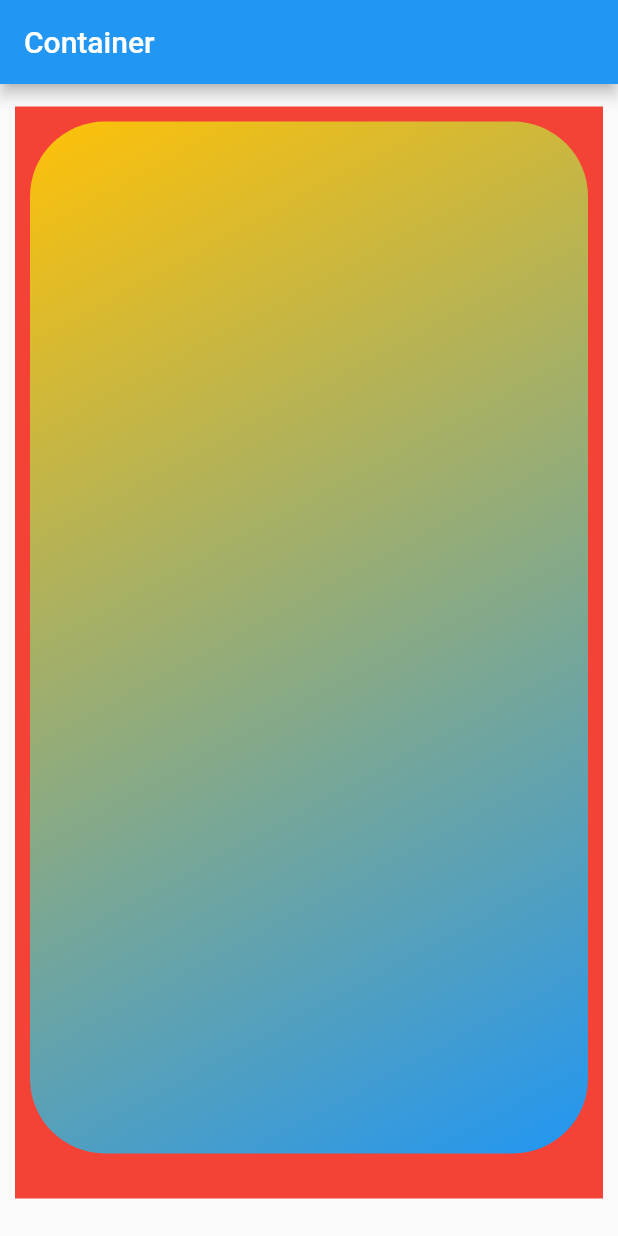
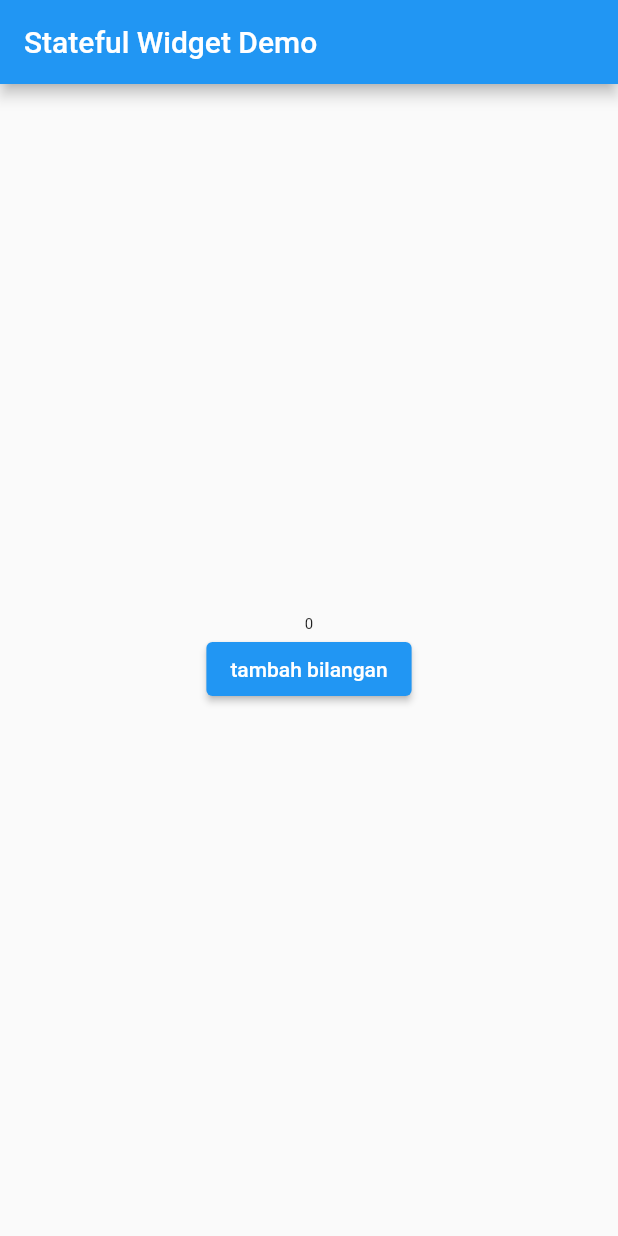
Before and after one commit to ikhsan15/my-flutter, a Flutter app: the screen it shows after launch, on a phone screen of 412 x 824 dp. Run offline on Flutter 3.47's test engine with Material 2 defaults, Android fonts, the phone set to English and light mode, and no system bars.

Commit message:
stateful widget

```diff
--- a/flutterku/lib/main.dart
+++ b/flutterku/lib/main.dart
@@ -4,35 +4,43 @@ void main() {
   runApp(const MyApp());
 }
 
-class MyApp extends StatelessWidget {
-// aplikasi flutter ini memiliki sebuah fungsi main, yang akan menjalankan sebuah class yang bernama MyApp
+class MyApp extends StatefulWidget {
   const MyApp({Key? key}) : super(key: key);
 
   @override
+  _MyAppState createState() => _MyAppState();
+}
+
+class _MyAppState extends State<MyApp> {
+  int number = 0;
+  void tekanTombol() {
+    // refresh tampilan stateful widget
+    setState(() {
+      number = number + 1;
+    });
+  }
+
+  @override
   Widget build(BuildContext context) {
-    // yang akan menampilkan sesuai dengan widget yang dikembalikan oleh method build,
     return MaterialApp(
-      // yang di dalam nya terdapat widget yang bernama MaterialApp dengan design material,
       debugShowCheckedModeBanner: false,
       home: Scaffold(
-        // dan tampilan utama adalah widget scaffold
         appBar: AppBar(
-          title: const Text("Container"),
+          title: const Text("Stateful Widget Demo"),
         ),
-        body: Container(
-          color: Colors.red,
-          margin: const EdgeInsets.fromLTRB(10, 15, 10, 25),
-          // margin adalah jarak antara container dengan widget lain nya yang berada di luar container
-          padding: const EdgeInsets.only(bottom: 20),
-          // padding adalah jarak dari sisi container ke widget yang ada di dalam container
-          child: Container(
-            margin: const EdgeInsets.all(10),
-            decoration: BoxDecoration(
-                borderRadius: BorderRadius.circular(50),
-                gradient: const LinearGradient(
-                    begin: Alignment.topLeft,
-                    end: Alignment.bottomRight,
-                    colors: <Color>[Colors.amber, Colors.blue])),
+        body: Center(
+          child: Column(
+            mainAxisAlignment: MainAxisAlignment.center,
+            children: [
+              Text(
+                number.toString(),
+                style: TextStyle(fontSize: 10 + number.toDouble()),
+              ),
+              ElevatedButton(
+                child: const Text("tambah bilangan"),
+                onPressed: tekanTombol,
+              )
+            ],
           ),
         ),
       ),
```
